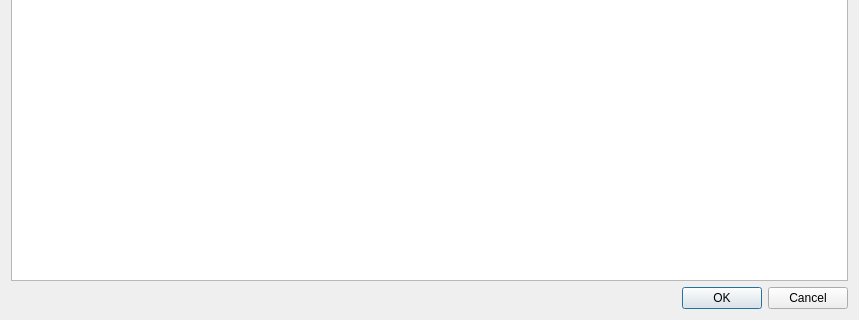
This is kitsas/arkisto/poistaja.ui in artoh/kitupiikki as Qt 5 draws it before an edit; both pictures show x 0 to 859 and y 151 to 471 of the 859 by 471 pixel window. The edited form follows.
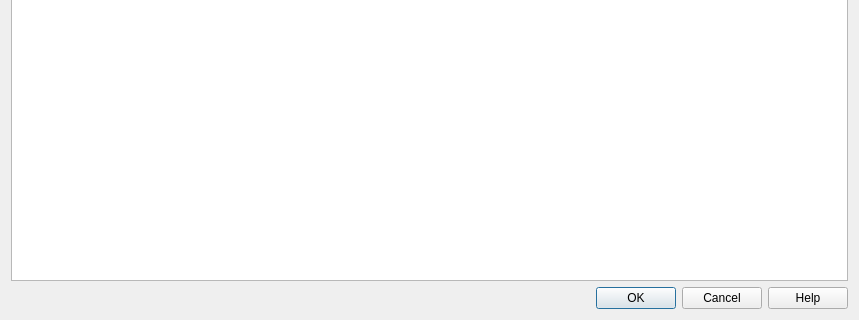
This is the edited form. Icons and pictures are not drawn.

Diff of the .ui file:
```diff
--- a/kitsas/arkisto/poistaja.ui
+++ b/kitsas/arkisto/poistaja.ui
@@ -34,7 +34,7 @@
       <enum>Qt::Horizontal</enum>
      </property>
      <property name="standardButtons">
-      <set>QDialogButtonBox::Cancel|QDialogButtonBox::Ok</set>
+      <set>QDialogButtonBox::Cancel|QDialogButtonBox::Help|QDialogButtonBox::Ok</set>
      </property>
     </widget>
    </item>
```
